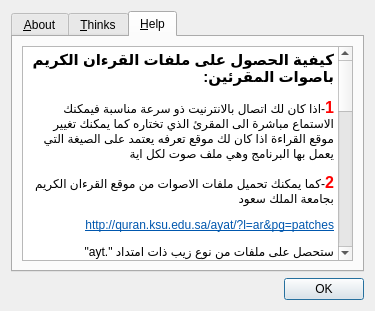
Before: the Qt Designer form dialogabout.ui in zakariakov/elforkane, drawn with Qt 5.
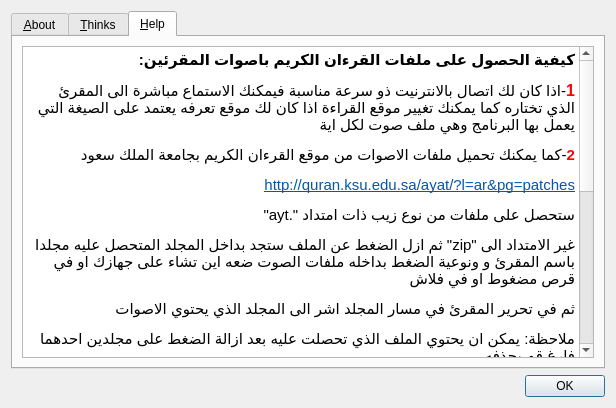
After: the same form once the commit is applied. The open tabs and pages were chosen to show the change. Icons and pictures are not drawn.

Commit message: add new path for reading ayat backages

```diff
--- a/dialogabout.ui
+++ b/dialogabout.ui
@@ -6,8 +6,8 @@
    <rect>
     <x>0</x>
     <y>0</y>
-    <width>375</width>
-    <height>311</height>
+    <width>616</width>
+    <height>408</height>
    </rect>
   </property>
   <property name="windowTitle">
@@ -132,28 +132,26 @@
           <string>&lt;!DOCTYPE HTML PUBLIC &quot;-//W3C//DTD HTML 4.0//EN&quot; &quot;http://www.w3.org/TR/REC-html40/strict.dtd&quot;&gt;
 &lt;html&gt;&lt;head&gt;&lt;meta name=&quot;qrichtext&quot; content=&quot;1&quot; /&gt;&lt;style type=&quot;text/css&quot;&gt;
 p, li { white-space: pre-wrap; }
-&lt;/style&gt;&lt;/head&gt;&lt;body style=&quot; font-family:'Ubuntu'; font-size:9pt; font-weight:400; font-style:normal;&quot;&gt;
+&lt;/style&gt;&lt;/head&gt;&lt;body style=&quot; font-family:'Noto Naskh Arabic'; font-size:10pt; font-weight:400; font-style:normal;&quot;&gt;
 &lt;p align=&quot;right&quot; dir='rtl' style=&quot; margin-top:18px; margin-bottom:12px; margin-left:0px; margin-right:0px; -qt-block-indent:0; text-indent:0px;&quot;&gt;&lt;span style=&quot; font-family:'Microsoft Sans Serif'; font-size:11pt; font-weight:600;&quot;&gt;كيفية الحصول على ملفات القرءان الكريم باصوات المقرئين&lt;/span&gt;&lt;span style=&quot; font-family:'Arial, sans-serif'; font-size:11pt; font-weight:600;&quot;&gt;:&lt;/span&gt;&lt;/p&gt;
-&lt;p align=&quot;right&quot; dir='rtl' style=&quot; margin-top:12px; margin-bottom:12px; margin-left:0px; margin-right:0px; -qt-block-indent:0; text-indent:0px;&quot;&gt;&lt;span style=&quot; font-family:'Times New Roman, serif'; font-size:12pt; font-weight:600; color:#ff0000;&quot;&gt;1&lt;/span&gt;&lt;span style=&quot; font-family:'Times New Roman, serif';&quot;&gt;-&lt;/span&gt;&lt;span style=&quot; font-family:'Microsoft Sans Serif';&quot;&gt;اذا كان لك اتصال بالانترنيت ذو سرعة مناسبة فيمكنك الاستماع مباشرة الى المقرئ الذي تختاره كما يمكنك تغيير موقع القراءة اذا كان لك موقع تعرفه يعتمد على الصيغة التي يعمل بها البرنامج وهي ملف صوت لكل اية &lt;/span&gt;&lt;/p&gt;
-&lt;p align=&quot;right&quot; dir='rtl' style=&quot; margin-top:12px; margin-bottom:12px; margin-left:0px; margin-right:0px; -qt-block-indent:0; text-indent:0px;&quot;&gt;&lt;span style=&quot; font-family:'Times New Roman, serif'; font-size:12pt; font-weight:600; color:#ff0000;&quot;&gt;2&lt;/span&gt;&lt;span style=&quot; font-family:'Times New Roman, serif';&quot;&gt;-&lt;/span&gt;&lt;span style=&quot; font-family:'Microsoft Sans Serif';&quot;&gt;كما يمكنك تحميل ملفات الاصوات من موقع القرءان الكريم بجامعة الملك سعود&lt;/span&gt;&lt;/p&gt;
-&lt;p align=&quot;right&quot; dir='rtl' style=&quot; margin-top:12px; margin-bottom:12px; margin-left:0px; margin-right:0px; -qt-block-indent:0; text-indent:0px;&quot;&gt;&lt;a href=&quot;http://quran.ksu.edu.sa/ayat/?l=ar&amp;amp;pg=patches&quot;&gt;&lt;span style=&quot; font-family:'Microsoft Sans Serif'; text-decoration: underline; color:#0057ae;&quot;&gt;http://quran.ksu.edu.sa/ayat/?l=ar&amp;amp;pg=patches&lt;/span&gt;&lt;/a&gt;&lt;/p&gt;
-&lt;p align=&quot;right&quot; dir='rtl' style=&quot; margin-top:12px; margin-bottom:12px; margin-left:0px; margin-right:0px; -qt-block-indent:0; text-indent:0px;&quot;&gt;&lt;span style=&quot; font-family:'Microsoft Sans Serif';&quot;&gt;ستحصل على ملفات من نوع زيب ذات امتداد &lt;/span&gt;&lt;span style=&quot; font-family:'Times New Roman, serif';&quot;&gt;&amp;quot;.ayt&amp;quot;&lt;/span&gt;&lt;/p&gt;
-&lt;p align=&quot;right&quot; dir='rtl' style=&quot; margin-top:12px; margin-bottom:12px; margin-left:0px; margin-right:0px; -qt-block-indent:0; text-indent:0px;&quot;&gt;&lt;span style=&quot; font-family:'Microsoft Sans Serif';&quot;&gt;غير الامتداد الى &lt;/span&gt;&lt;span style=&quot; font-family:'Times New Roman, serif';&quot;&gt;&amp;quot;zip&amp;quot; &lt;/span&gt;&lt;span style=&quot; font-family:'Microsoft Sans Serif';&quot;&gt;ثم ازل الضغط عن الملف ستجد بداخل المجلد المتحصل عليه مجلدا باسم المقرئ و ونوعية الضغط بداخله ملفات الصوت ضعه اين تشاء على جهازك او في قرص مضغوط او في فلاش &lt;/span&gt;&lt;/p&gt;
-&lt;p align=&quot;right&quot; dir='rtl' style=&quot; margin-top:12px; margin-bottom:12px; margin-left:0px; margin-right:0px; -qt-block-indent:0; text-indent:0px;&quot;&gt;&lt;span style=&quot; font-family:'Microsoft Sans Serif';&quot;&gt;ثم في تحرير المقرئ في مسار المجلد اشر الى المجلد الذي يحتوي الاصوات&lt;/span&gt;&lt;/p&gt;
-&lt;p align=&quot;right&quot; dir='rtl' style=&quot; margin-top:12px; margin-bottom:12px; margin-left:0px; margin-right:0px; -qt-block-indent:0; text-indent:0px;&quot;&gt;&lt;span style=&quot; font-family:'Microsoft Sans Serif';&quot;&gt;ملاحظة&lt;/span&gt;&lt;span style=&quot; font-family:'Times New Roman, serif';&quot;&gt;: &lt;/span&gt;&lt;span style=&quot; font-family:'Microsoft Sans Serif';&quot;&gt;يمكن ان يحتوي الملف الذي تحصلت عليه بعد ازالة الضغط على مجلدين احدهما فارغ قم بحذفه&lt;/span&gt;&lt;/p&gt;
-&lt;p align=&quot;right&quot; dir='rtl' style=&quot; margin-top:12px; margin-bottom:12px; margin-left:0px; margin-right:0px; -qt-block-indent:0; text-indent:0px;&quot;&gt;&lt;span style=&quot; font-family:'Microsoft Sans Serif';&quot;&gt;كلما حملت ملفا جديدا لنفس المقرئ اضف ملفاته الى المجلد السابق الذي يحتوي ملفات المقرئ الصوتية&lt;/span&gt;&lt;/p&gt;
-&lt;p align=&quot;right&quot; dir='rtl' style=&quot; margin-top:12px; margin-bottom:12px; margin-left:0px; margin-right:0px; -qt-block-indent:0; text-indent:0px;&quot;&gt;&lt;span style=&quot; font-family:'Microsoft Sans Serif'; font-size:12pt; font-weight:600; color:#ff0000;&quot;&gt;3&lt;/span&gt;&lt;span style=&quot; font-family:'Microsoft Sans Serif';&quot;&gt;- كما يمكنك الحصول على حزم بصيغة توزيعتك من هنا&lt;/span&gt;&lt;/p&gt;
-&lt;p align=&quot;right&quot; dir='rtl' style=&quot; margin-top:12px; margin-bottom:12px; margin-left:0px; margin-right:0px; -qt-block-indent:0; text-indent:0px;&quot;&gt;&lt;span style=&quot; font-family:'Microsoft Sans Serif';&quot;&gt;حزم rpm  :  &lt;/span&gt;&lt;/p&gt;
-&lt;p align=&quot;right&quot; dir='rtl' style=&quot; margin-top:12px; margin-bottom:12px; margin-left:0px; margin-right:0px; -qt-block-indent:0; text-indent:0px;&quot;&gt;&lt;a href=&quot;ftp://ftp.jaist.ac.jp/pub/sourceforge/a/ay/ayat/rpm/ayat/download/&quot;&gt;&lt;span style=&quot; text-decoration: underline; color:#1a5f9f;&quot;&gt;ftp://ftp.jaist.ac.jp/pub/sourceforge/a/ay/ayat/rpm/ayat/download/&lt;/span&gt;&lt;/a&gt;&lt;/p&gt;
-&lt;p align=&quot;right&quot; dir='rtl' style=&quot; margin-top:12px; margin-bottom:12px; margin-left:0px; margin-right:0px; -qt-block-indent:0; text-indent:0px;&quot;&gt;&lt;span style=&quot; font-family:'Microsoft Sans Serif';&quot;&gt;حزم deb :&lt;/span&gt;&lt;/p&gt;
-&lt;p align=&quot;right&quot; dir='rtl' style=&quot; margin-top:12px; margin-bottom:12px; margin-left:0px; margin-right:0px; -qt-block-indent:0; text-indent:0px;&quot;&gt;&lt;a href=&quot;ftp://ftp.jaist.ac.jp/pub/sourceforge/a/ay/ayat/deb/ayat/download/&quot;&gt;&lt;span style=&quot; text-decoration: underline; color:#1a5f9f;&quot;&gt;ftp://ftp.jaist.ac.jp/pub/sourceforge/a/ay/ayat/deb/ayat/download/&lt;/span&gt;&lt;/a&gt;&lt;/p&gt;
-&lt;p align=&quot;right&quot; dir='rtl' style=&quot; margin-top:12px; margin-bottom:12px; margin-left:0px; margin-right:0px; -qt-block-indent:0; text-indent:0px;&quot;&gt;&lt;span style=&quot; font-family:'Microsoft Sans Serif';&quot;&gt;ملاحظة : اذا لم تجد المقرئ ضمن قائمة المقرئين يمكنك اضافته يدويا &lt;/span&gt;&lt;/p&gt;
-&lt;p align=&quot;right&quot; dir='rtl' style=&quot; margin-top:12px; margin-bottom:12px; margin-left:0px; margin-right:0px; -qt-block-indent:0; text-indent:0px;&quot;&gt;&lt;span style=&quot; font-family:'Microsoft Sans Serif';&quot;&gt;مثلا &lt;/span&gt;&lt;/p&gt;
-&lt;p align=&quot;right&quot; dir='rtl' style=&quot; margin-top:12px; margin-bottom:12px; margin-left:0px; margin-right:0px; -qt-block-indent:0; text-indent:0px;&quot;&gt;&lt;span style=&quot; font-family:'Microsoft Sans Serif';&quot;&gt;اسم المقرئ  : الحذيفي&lt;/span&gt;&lt;/p&gt;
-&lt;p align=&quot;right&quot; dir='rtl' style=&quot; margin-top:12px; margin-bottom:12px; margin-left:0px; margin-right:0px; -qt-block-indent:0; text-indent:0px;&quot;&gt;&lt;span style=&quot; font-family:'Microsoft Sans Serif';&quot;&gt;مسار الملف : audio/Hudhaify_32kbps&lt;/span&gt;&lt;/p&gt;
-&lt;p align=&quot;right&quot; dir='rtl' style=&quot;-qt-paragraph-type:empty; margin-top:12px; margin-bottom:12px; margin-left:0px; margin-right:0px; -qt-block-indent:0; text-indent:0px; font-family:'Microsoft Sans Serif';&quot;&gt;&lt;br /&gt;&lt;/p&gt;
-&lt;p align=&quot;right&quot; dir='rtl' style=&quot;-qt-paragraph-type:empty; margin-top:12px; margin-bottom:12px; margin-left:0px; margin-right:0px; -qt-block-indent:0; text-indent:0px; font-family:'Microsoft Sans Serif';&quot;&gt;&lt;br /&gt;&lt;/p&gt;
-&lt;p align=&quot;right&quot; dir='rtl' style=&quot;-qt-paragraph-type:empty; margin-top:12px; margin-bottom:12px; margin-left:0px; margin-right:0px; -qt-block-indent:0; text-indent:0px; font-family:'Microsoft Sans Serif';&quot;&gt;&lt;br /&gt;&lt;/p&gt;&lt;/body&gt;&lt;/html&gt;</string>
+&lt;p align=&quot;right&quot; dir='rtl' style=&quot; margin-top:12px; margin-bottom:12px; margin-left:0px; margin-right:0px; -qt-block-indent:0; text-indent:0px;&quot;&gt;&lt;span style=&quot; font-family:'Times New Roman, serif'; font-size:12pt; font-weight:600; color:#ff0000;&quot;&gt;1&lt;/span&gt;&lt;span style=&quot; font-family:'Times New Roman, serif'; font-size:11pt;&quot;&gt;-&lt;/span&gt;&lt;span style=&quot; font-family:'Microsoft Sans Serif'; font-size:11pt;&quot;&gt;اذا كان لك اتصال بالانترنيت ذو سرعة مناسبة فيمكنك الاستماع مباشرة الى المقرئ الذي تختاره كما يمكنك تغيير موقع القراءة اذا كان لك موقع تعرفه يعتمد على الصيغة التي يعمل بها البرنامج وهي ملف صوت لكل اية &lt;/span&gt;&lt;/p&gt;
+&lt;p align=&quot;right&quot; dir='rtl' style=&quot; margin-top:12px; margin-bottom:12px; margin-left:0px; margin-right:0px; -qt-block-indent:0; text-indent:0px;&quot;&gt;&lt;span style=&quot; font-family:'Times New Roman, serif'; font-size:11pt; font-weight:600; color:#ff0000;&quot;&gt;2&lt;/span&gt;&lt;span style=&quot; font-family:'Times New Roman, serif'; font-size:11pt;&quot;&gt;-&lt;/span&gt;&lt;span style=&quot; font-family:'Microsoft Sans Serif'; font-size:11pt;&quot;&gt;كما يمكنك تحميل ملفات الاصوات من موقع القرءان الكريم بجامعة الملك سعود&lt;/span&gt;&lt;/p&gt;
+&lt;p align=&quot;right&quot; dir='rtl' style=&quot; margin-top:12px; margin-bottom:12px; margin-left:0px; margin-right:0px; -qt-block-indent:0; text-indent:0px;&quot;&gt;&lt;a href=&quot;http://quran.ksu.edu.sa/ayat/?l=ar&amp;amp;pg=patches&quot;&gt;&lt;span style=&quot; font-family:'Microsoft Sans Serif'; font-size:11pt; text-decoration: underline; color:#0057ae;&quot;&gt;http://quran.ksu.edu.sa/ayat/?l=ar&amp;amp;pg=patches&lt;/span&gt;&lt;/a&gt;&lt;/p&gt;
+&lt;p align=&quot;right&quot; dir='rtl' style=&quot; margin-top:12px; margin-bottom:12px; margin-left:0px; margin-right:0px; -qt-block-indent:0; text-indent:0px;&quot;&gt;&lt;span style=&quot; font-family:'Microsoft Sans Serif'; font-size:11pt;&quot;&gt;ستحصل على ملفات من نوع زيب ذات امتداد &lt;/span&gt;&lt;span style=&quot; font-family:'Times New Roman, serif'; font-size:11pt;&quot;&gt;&amp;quot;.ayt&amp;quot;&lt;/span&gt;&lt;/p&gt;
+&lt;p align=&quot;right&quot; dir='rtl' style=&quot; margin-top:12px; margin-bottom:12px; margin-left:0px; margin-right:0px; -qt-block-indent:0; text-indent:0px;&quot;&gt;&lt;span style=&quot; font-family:'Microsoft Sans Serif'; font-size:11pt;&quot;&gt;غير الامتداد الى &lt;/span&gt;&lt;span style=&quot; font-family:'Times New Roman, serif'; font-size:11pt;&quot;&gt;&amp;quot;zip&amp;quot; &lt;/span&gt;&lt;span style=&quot; font-family:'Microsoft Sans Serif'; font-size:11pt;&quot;&gt;ثم ازل الضغط عن الملف ستجد بداخل المجلد المتحصل عليه مجلدا باسم المقرئ و ونوعية الضغط بداخله ملفات الصوت ضعه اين تشاء على جهازك او في قرص مضغوط او في فلاش &lt;/span&gt;&lt;/p&gt;
+&lt;p align=&quot;right&quot; dir='rtl' style=&quot; margin-top:12px; margin-bottom:12px; margin-left:0px; margin-right:0px; -qt-block-indent:0; text-indent:0px;&quot;&gt;&lt;span style=&quot; font-family:'Microsoft Sans Serif'; font-size:11pt;&quot;&gt;ثم في تحرير المقرئ في مسار المجلد اشر الى المجلد الذي يحتوي الاصوات&lt;/span&gt;&lt;/p&gt;
+&lt;p align=&quot;right&quot; dir='rtl' style=&quot; margin-top:12px; margin-bottom:12px; margin-left:0px; margin-right:0px; -qt-block-indent:0; text-indent:0px;&quot;&gt;&lt;span style=&quot; font-family:'Microsoft Sans Serif'; font-size:11pt;&quot;&gt;ملاحظة&lt;/span&gt;&lt;span style=&quot; font-family:'Times New Roman, serif'; font-size:11pt;&quot;&gt;: &lt;/span&gt;&lt;span style=&quot; font-family:'Microsoft Sans Serif'; font-size:11pt;&quot;&gt;يمكن ان يحتوي الملف الذي تحصلت عليه بعد ازالة الضغط على مجلدين احدهما فارغ قم بحذفه&lt;/span&gt;&lt;/p&gt;
+&lt;p align=&quot;right&quot; dir='rtl' style=&quot; margin-top:12px; margin-bottom:12px; margin-left:0px; margin-right:0px; -qt-block-indent:0; text-indent:0px;&quot;&gt;&lt;span style=&quot; font-family:'Microsoft Sans Serif'; font-size:11pt;&quot;&gt;كلما حملت ملفا جديدا لنفس المقرئ اضف ملفاته الى المجلد السابق الذي يحتوي ملفات المقرئ الصوتية&lt;/span&gt;&lt;/p&gt;
+&lt;p align=&quot;right&quot; dir='rtl' style=&quot; margin-top:12px; margin-bottom:12px; margin-left:0px; margin-right:0px; -qt-block-indent:0; text-indent:0px;&quot;&gt;&lt;span style=&quot; font-family:'Microsoft Sans Serif'; font-size:11pt; font-weight:600; color:#ff0000;&quot;&gt;3&lt;/span&gt;&lt;span style=&quot; font-family:'Microsoft Sans Serif'; font-size:11pt;&quot;&gt;- كما يمكنك الحصول على حزم بصيغة توزيعتك من هنا&lt;/span&gt;&lt;/p&gt;
+&lt;p align=&quot;right&quot; dir='rtl' style=&quot; margin-top:12px; margin-bottom:12px; margin-left:0px; margin-right:0px; -qt-block-indent:0; text-indent:0px;&quot;&gt;&lt;span style=&quot; font-family:'Microsoft Sans Serif'; font-size:11pt;&quot;&gt;حزم rpm  و deb :  &lt;/span&gt;&lt;/p&gt;
+&lt;p align=&quot;right&quot; dir='rtl' style=&quot; margin-top:12px; margin-bottom:12px; margin-left:0px; margin-right:0px; -qt-block-indent:0; text-indent:0px;&quot;&gt;&lt;a href=&quot;http://ayat.sourceforge.net/telawa_ar.php&quot;&gt;&lt;span style=&quot; font-size:11pt; text-decoration: underline; color:#007af4;&quot;&gt;http://ayat.sourceforge.net/telawa_ar.php&lt;/span&gt;&lt;/a&gt;&lt;/p&gt;
+&lt;p align=&quot;right&quot; dir='rtl' style=&quot; margin-top:12px; margin-bottom:12px; margin-left:0px; margin-right:0px; -qt-block-indent:0; text-indent:0px;&quot;&gt;&lt;span style=&quot; font-family:'Microsoft Sans Serif'; font-size:11pt;&quot;&gt;ملاحظة : اذا لم تجد المقرئ ضمن قائمة المقرئين يمكنك اضافته يدويا &lt;/span&gt;&lt;/p&gt;
+&lt;p align=&quot;right&quot; dir='rtl' style=&quot; margin-top:12px; margin-bottom:12px; margin-left:0px; margin-right:0px; -qt-block-indent:0; text-indent:0px;&quot;&gt;&lt;span style=&quot; font-family:'Microsoft Sans Serif'; font-size:11pt;&quot;&gt;مثلا &lt;/span&gt;&lt;/p&gt;
+&lt;p align=&quot;right&quot; dir='rtl' style=&quot; margin-top:12px; margin-bottom:12px; margin-left:0px; margin-right:0px; -qt-block-indent:0; text-indent:0px;&quot;&gt;&lt;span style=&quot; font-family:'Microsoft Sans Serif'; font-size:11pt;&quot;&gt;اسم المقرئ  : الحذيفي&lt;/span&gt;&lt;/p&gt;
+&lt;p align=&quot;right&quot; dir='rtl' style=&quot; margin-top:12px; margin-bottom:12px; margin-left:0px; margin-right:0px; -qt-block-indent:0; text-indent:0px;&quot;&gt;&lt;span style=&quot; font-family:'Microsoft Sans Serif'; font-size:11pt;&quot;&gt;مسار الملف : audio/Hudhaify_32kbps&lt;/span&gt;&lt;/p&gt;
+&lt;p align=&quot;right&quot; dir='rtl' style=&quot;-qt-paragraph-type:empty; margin-top:12px; margin-bottom:12px; margin-left:0px; margin-right:0px; -qt-block-indent:0; text-indent:0px; font-family:'Microsoft Sans Serif'; font-size:11pt;&quot;&gt;&lt;br /&gt;&lt;/p&gt;
+&lt;p align=&quot;right&quot; dir='rtl' style=&quot;-qt-paragraph-type:empty; margin-top:12px; margin-bottom:12px; margin-left:0px; margin-right:0px; -qt-block-indent:0; text-indent:0px; font-family:'Microsoft Sans Serif'; font-size:11pt;&quot;&gt;&lt;br /&gt;&lt;/p&gt;
+&lt;p align=&quot;right&quot; dir='rtl' style=&quot;-qt-paragraph-type:empty; margin-top:12px; margin-bottom:12px; margin-left:0px; margin-right:0px; -qt-block-indent:0; text-indent:0px; font-family:'Microsoft Sans Serif'; font-size:11pt;&quot;&gt;&lt;br /&gt;&lt;/p&gt;&lt;/body&gt;&lt;/html&gt;</string>
          </property>
          <property name="textInteractionFlags">
           <set>Qt::TextBrowserInteraction</set>
```
Left out of the diff: 26 changed lines with no effect on the pictures. The commit also changes 5 other files.
